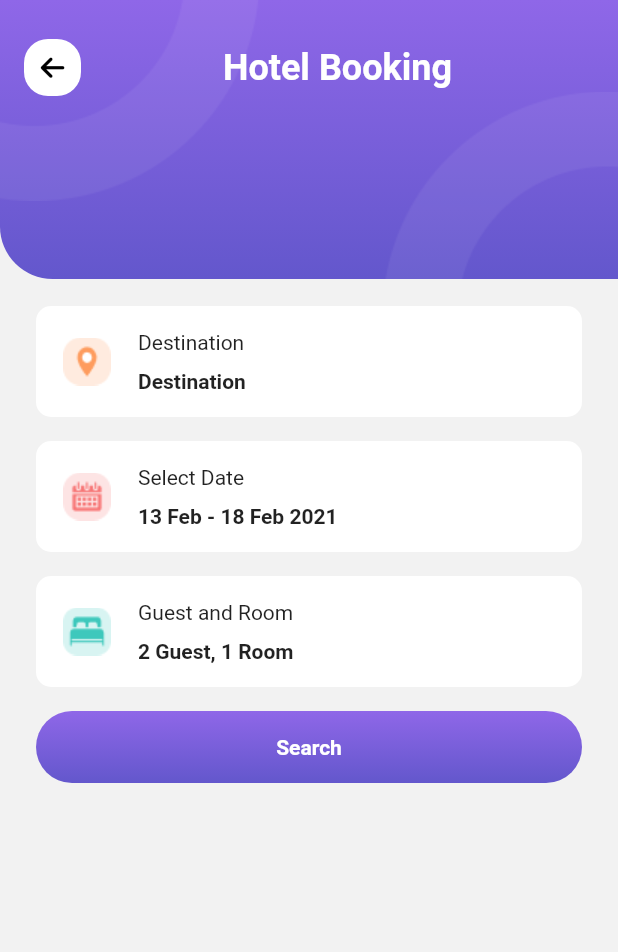
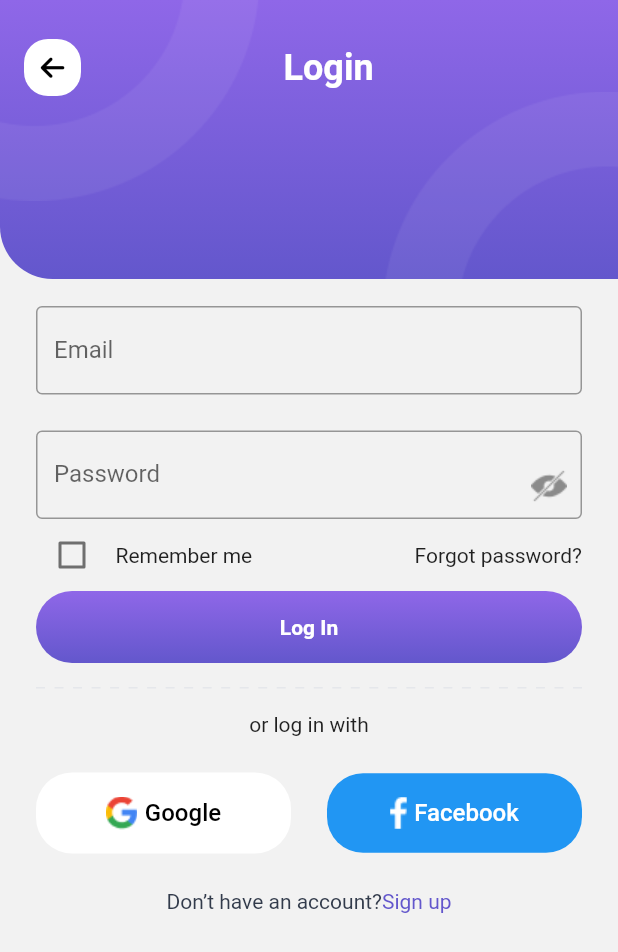
Before and after one commit to tychicus04/travo_app, a Flutter app: the MainApp screen opened by its route, after a tap on "Hotels", on a phone screen of 412 x 824 dp. Shown: the top 952 px of the screen. Run offline on Flutter 3.47's test engine with Material 2 defaults, Android fonts, the phone set to English and light mode, and no system bars; our stand-ins replace email_validator, flutter_bloc, font_awesome_flutter, hive_flutter, salomon_bottom_bar, smooth_page_indicator and 1 more; accounts and stored records are empty.

Commit message:
login_screen

```diff
--- a/lib/core/helpers/asset_helper.dart
+++ b/lib/core/helpers/asset_helper.dart
@@ -41,4 +41,7 @@ class AssetHelper {
   static const String icoContact = 'assets/icons/contact.png';
   static const String icoPromo = 'assets/icons/promo.png';
   static const String icoAdd = 'assets/icons/add.png';
+  static const String icoHidePassWord = 'assets/icons/hide_password.png';
+  static const String icoGoogle = 'assets/icons/google.png';
+  static const String icoFacebook = 'assets/icons/facebook.png';
 }
--- /dev/null
+++ b/lib/core/provider/provider.dart
@@ -0,0 +1,8 @@
+import 'package:flutter/material.dart';
+
+class CheckProvider extends ChangeNotifier {
+      bool _checkbox = false;
+      void checkValue() {
+        _checkbox = !_checkbox;
+      }
+    }
--- a/lib/representation/screens/guest_and_room_booking_screen.dart
+++ b/lib/representation/screens/guest_and_room_booking_screen.dart
@@ -6,9 +6,12 @@ import 'package:project_02/representation/widgets/button_widget.dart';
 import 'package:project_02/representation/widgets/item_add_guest_and_room.dart';
 
 class GuestAndRoomBookingScreen extends StatefulWidget {
-  const GuestAndRoomBookingScreen({super.key});
+  GuestAndRoomBookingScreen({super.key});
 
   static  String routeName = '/guest_and_room_booking_screen.dart';
+
+  int? guest;
+  int? room;
 
   @override
   State<GuestAndRoomBookingScreen> createState() => _GuestAndRoomBookingScreenState();
@@ -25,15 +28,25 @@ class _GuestAndRoomBookingScreenState extends State<GuestAndRoomBookingScreen> {
           const SizedBox(
             height: kMediumPadding * 1.5,
           ),
-          const ItemAddGuestAndRoom(
-            title: 'Guest',
-            icon: AssetHelper.icoGuest,
-            initData: 2
-          ),
+          // ItemAddGuestAndRoom(
+          //   title: 'Guest',
+          //   icon: AssetHelper.icoGuest,
+          //   children: Picke (
+          //     onSelectionChanged: (PickerSelectionChangedArgs args) {
+          //     if(args.value is PickerDateRange) {
+          //       rangeStartDate = args.value.startDate;
+          //       rangeEndDate = args.value.endDate;
+          //     } else {
+          //       rangeStartDate = null;
+          //       rangeEndDate = null;
+          //     }
+          //   },
+          //   )
+          // ),
           const ItemAddGuestAndRoom(
             title: 'Room',
             icon: AssetHelper.icoRoom,
-            initData: 1
+            initData: 2
           ),
           const SizedBox(
             height: kDefaultPadding,
@@ -41,7 +54,7 @@ class _GuestAndRoomBookingScreenState extends State<GuestAndRoomBookingScreen> {
           ButtonWidget(
             title: 'Done',
             ontap: () {
-              Navigator.of(context).pop();
+              // Navigator.of(context).pop([guest, room]);
             },
           ),
         ]
--- a/lib/representation/screens/home_screen.dart
+++ b/lib/representation/screens/home_screen.dart
@@ -5,6 +5,7 @@ import 'package:project_02/core/constants/textstyle_constants.dart';
 import 'package:project_02/core/helpers/asset_helper.dart';
 import 'package:project_02/core/helpers/image_healper.dart';
 import 'package:project_02/representation/screens/hotel_booking_screen.dart';
+import 'package:project_02/representation/screens/login_screen.dart';
 // import 'package:project_02/representation/screens/hotel_screen.dart';
 import 'package:project_02/representation/widgets/app_bar_containner.dart';
 
@@ -24,6 +25,7 @@ class _HomeScreenState extends State<HomeScreen> {
     {
       'name': 'Dubai',
       'image': AssetHelper.dubai,
+
     },
   ];
   final List<Map<String, String>> listImageRight = [
@@ -37,8 +39,24 @@ class _HomeScreenState extends State<HomeScreen> {
     },
   ];
 
+  Widget _buidlImageHomeScreen(String name, String image, bool isFavourite) {
+    isFavourite = true;
 
-  Widget _buidlImageHomeScreen(String name, String image) {
+    int favouriteCount = 0;
+
+
+    void toggleFavourite() {
+      setState(() {
+        if(isFavourite) {
+          favouriteCount -= 1 ;
+          isFavourite = false;
+        } else {
+          favouriteCount += 1 ;
+          isFavourite = true;
+        }
+      });
+    }
+
     return GestureDetector(
       onTap: () {
         Navigator.of(context).pushNamed(HotelBookingScreen.routeName, arguments: name);
@@ -54,11 +72,15 @@ class _HomeScreenState extends State<HomeScreen> {
               fit: BoxFit.fitWidth,
               radius: BorderRadius.circular(kItemPadding),
             ),
-            const Padding(
-              padding: EdgeInsets.all(kDefaultPadding),
-              child: Icon(
-                Icons.favorite,
+            Padding(
+              padding: const EdgeInsets.all(kDefaultPadding),
+              child: IconButton(
+                icon: (isFavourite
+                  ? const Icon(Icons.favorite )
+                  : const Icon(Icons.favorite_border)
+                ),
                 color: Colors.red,
+                onPressed: toggleFavourite,
               ),
             ),
             Positioned(
@@ -224,7 +246,7 @@ class _HomeScreenState extends State<HomeScreen> {
                   ),
                   const Color(0xffFE9C5E),
                   () => {
-                    Navigator.of(context).pushNamed(HotelBookingScreen.routeName,),
+                    Navigator.of(context).pushNamed(LoginScreen.routeName),
                   },
                   'Hotels'
                 ),
@@ -236,8 +258,8 @@ class _HomeScreenState extends State<HomeScreen> {
                 child: _buildItemCategory(
                   ImageHelper.loadFromAsset(
                     AssetHelper.icoFlight,
-                    width: 18,
-                    height: 18,
+                    width: kDefaultIconSize,
+                    height: kDefaultIconSize,
                   ),
                   const Color(0xffFE7777),
                   () => {},
@@ -291,6 +313,7 @@ class _HomeScreenState extends State<HomeScreen> {
                           (e) => _buidlImageHomeScreen(
                             e['name']!,
                             e['image']!,
+                            true
                           ),
                         )
                         .toList()
@@ -306,6 +329,7 @@ class _HomeScreenState extends State<HomeScreen> {
                           (e) => _buidlImageHomeScreen(
                             e['name']!,
                             e['image']!,
+                            false
                           ),
                         )
                         .toList()
--- a/lib/representation/screens/hotel_booking_screen.dart
+++ b/lib/representation/screens/hotel_booking_screen.dart
@@ -48,7 +48,7 @@ class _HotelBookingScreenState extends State<HotelBookingScreen> {
             ItemBookingWidget(
               icon: AssetHelper.icoDate,
               title: 'Select Date',
-              description: dateSelected ?? '13 Feb - 18 Feb 2021',
+              description: dateSelected ?? 'Select Date',
               onTap: () async {
                 final result = await Navigator.of(context).pushNamed(SelectDateScreen.routeName);
                 if(!(result as List<DateTime?>).any((element) => element == null)) {
@@ -63,11 +63,11 @@ class _HotelBookingScreenState extends State<HotelBookingScreen> {
             ItemBookingWidget(
               icon: AssetHelper.icoGuestAndRoom,
               title: 'Guest and Room',
-              description: '2 Guest, 1 Room',
+              description: guestAndRoomSelected ?? 'Select Guest and Room',
               onTap: () async {
                 final result = await Navigator.of(context).pushNamed(GuestAndRoomBookingScreen.routeName);
                 if(!(result as List<int?>).any((element) => element == null)) {
-                  // guestAndRoomSelected = '${result[0]?.} - ${result[1]?}';
+                  guestAndRoomSelected = '${result[0]} Guest, ${result[1]} Room';
                   setState(() {});
                 }
               }
--- /dev/null
+++ b/lib/representation/screens/login_screen.dart
@@ -0,0 +1,267 @@
+
+
+import 'package:flutter/gestures.dart';
+import 'package:flutter/material.dart';
+import 'package:flutter_bloc/flutter_bloc.dart';
+import 'package:project_02/core/constants/color_constants.dart';
+import 'package:project_02/core/constants/dismension_constants.dart';
+import 'package:project_02/core/helpers/asset_helper.dart';
+import 'package:project_02/core/helpers/image_healper.dart';
+import 'package:project_02/core/provider/provider.dart';
+import 'package:project_02/representation/widgets/app_bar_containner.dart';
+import 'package:email_validator/email_validator.dart';
+import 'package:project_02/representation/widgets/button_widget.dart';
+import 'package:project_02/representation/widgets/dash_line.dart';
+import 'package:url_launcher/url_launcher.dart';
+
+class LoginScreen extends StatefulWidget {
+  const LoginScreen({super.key});
+
+  static String routeName = '/login_screen';
+
+  @override
+  State<LoginScreen> createState() => _LoginScreenState();
+}
+
+
+class _LoginScreenState extends State<LoginScreen> {
+  @override
+  Widget build(BuildContext context) {
+    bool _checkbox = false;
+      void checkValue() {
+        _checkbox = !_checkbox;
+      }
+
+    return AppBarContainerWidget(
+      implementLeading: true,
+      titleString: 'Login  ',
+      // title: const Padding(
+      //   padding: EdgeInsets.symmetric(
+      //     horizontal: kMediumPadding,
+      //   ),
+      //   child: Row(
+      //     children: [
+      //       Column(
+      //         crossAxisAlignment: CrossAxisAlignment.start,
+      //         children: [
+      //           Text(
+      //             'Login',
+      //             style: TextStyle(
+      //               fontWeight: FontWeight.bold,
+      //               fontSize: 20,
+      //             ),
+      //           ),
+      //           SizedBox(
+      //             height: kMediumPadding,
+      //           ),
+      //           Text(
+
+      //             'Hi, Welcome back!',
+      //             style: TextStyle(
+      //               fontWeight: FontWeight.bold,
+      //               fontSize: 12,
+      //             ),
+      //           ),
+      //         ]
+      //       ),
+      //     ]
+      //   ),
+      // ),
+      child: Column(
+        children: [
+          const SizedBox(
+              height: kMediumPadding * 2,
+          ),
+          TextField(
+            keyboardType: TextInputType.emailAddress,
+            textAlign: TextAlign.center,
+            onChanged: (value) {
+              setState(() {
+                var _email = value;
+                var _emailOk = EmailValidator.validate(_email);
+              });
+            },
+            decoration: const InputDecoration(
+              border: OutlineInputBorder(
+              ),
+              labelText: 'Email',
+            ),
+          ),
+          const SizedBox(
+              height: kMediumPadding,
+          ),
+          Stack(
+            alignment: Alignment.bottomRight,
+            children: [
+              const TextField(
+                obscureText: true,
+                decoration: InputDecoration(
+                  border: OutlineInputBorder(
+                  ),
+                  label: Text('Password'),
+                ),
+              ),
+              GestureDetector(
+                onTap: () {},
+                child: Container(
+                  padding: const EdgeInsets.fromLTRB(0, 0, kItemPadding, kItemPadding),
+                  child: ImageHelper.loadFromAsset(
+                    AssetHelper.icoHidePassWord,
+                    width: 24,
+                    height: 24
+                  )
+                )
+              )
+            ]
+
+          ),
+          Row(
+            children: [
+              Checkbox(
+                value: _checkbox,
+                onChanged: (value) =>
+                      context.read<CheckProvider>().checkValue(),
+              ),
+              const SizedBox(
+                width: kMinPadding,
+              ),
+              const Text(
+                'Remember me'
+              ),
+              const Spacer(),
+              const Text(
+                'Forgot password?'
+              )
+            ]
+          ),
+          ButtonWidget(
+            title: 'Log In',
+            // button is disabled until something has been entered in both fields.
+            ontap: () {}
+            // (_passwordOk && _emailOk) ? ()=> _logInPressed() : null,
+          ),
+          const DashLineWidget(),
+          const Text(
+            'or log in with'
+          ),
+          const SizedBox(
+              height: kMediumPadding,
+          ),
+          Row(
+            children: [
+              Expanded(
+                child: Stack(
+                  alignment: Alignment.centerLeft,
+                  children: [
+                    GestureDetector(
+                      onTap: () {},
+                      child: Container(
+                        padding: const EdgeInsets.symmetric(vertical: kDefaultPadding),
+                        decoration: BoxDecoration(
+                          color: Colors.white,
+                          borderRadius: BorderRadius.circular(kMediumPadding),
+                          // gradient: Gradients.defaultGradientBackground,
+                        ),
+                        alignment: Alignment.center,
+                        child: Row(
+                          mainAxisAlignment: MainAxisAlignment.center,
+                          children: [
+                            ImageHelper.loadFromAsset(
+                              AssetHelper.icoGoogle
+                            ),
+                            const SizedBox(
+                              width: kMinPadding,
+                            ),
+                            const Text(
+                              'Google',
+                              style: TextStyle(
+                                color: Colors.black,
+                                fontWeight: FontWeight.w500,
+                                fontSize: 16
+                              )
+                            )
+                          ]
+                        )
+                      ),
+                    ),
+                  ]
+                ),
+              ),
+              const SizedBox(
+                width: kMediumPadding,
+              ),
+              Expanded(
+                child: Stack(
+                  alignment: Alignment.centerLeft,
+                  children: [
+                    GestureDetector(
+                      onTap: () {},
+                      child: Container(
+                        padding: const EdgeInsets.symmetric(vertical: kDefaultPadding),
+                        decoration: BoxDecoration(
+                          color: Colors.blue,
+                          borderRadius: BorderRadius.circular(kMediumPadding),
+                          // gradient: Gradients.defaultGradientBackground,
+                        ),
+                        alignment: Alignment.center,
+                        child: Row(
+                          mainAxisAlignment: MainAxisAlignment.center,
+                          children: [
+                            ImageHelper.loadFromAsset(
+                              AssetHelper.icoFacebook
+                            ),
+                            const SizedBox(
+                              width: kMinPadding,
+                            ),
+                            const Text(
+                              'Facebook',
+                              style: TextStyle(
+                                color: Colors.white,
+                                fontWeight: FontWeight.w500,
+                                fontSize: 16
+                              )
+                            )
+                          ]
+                        )
+                      ),
+                    ),
+
+                  ]
+                )
+              )
+            ],
+          ),
+          const SizedBox(
+            height: kMediumPadding
+          ),
+          Center(
+            child: RichText(
+              text: TextSpan(
+                children: [
+                  TextSpan(
+                    text: 'Don’t have an account?',
+                    style: TextStyle(
+                      color: ColorPalette.text1Color
+                    ),
+                  ),
+                  TextSpan(
+                    text: 'Sign up',
+                    style: TextStyle(
+                      color: ColorPalette.primaryColor
+                    ),
+                    recognizer: TapGestureRecognizer()
+                    // ignore: deprecated_member_use
+                    ..onTap = () {
+                      Navigator.of(context).pop();
+                    },
+                  )
+
+                ]
+              )
+            )
+          )
+        ]
+      )
+    );
+  }
+}
--- a/lib/representation/widgets/app_bar_containner.dart
+++ b/lib/representation/widgets/app_bar_containner.dart
@@ -19,7 +19,9 @@ class AppBarContainerWidget extends StatelessWidget {
   Widget build(BuildContext context) {
     return Scaffold(
       body: Stack(
+
         children: [
+
           SizedBox(
             height: 186,
             child: AppBar(
@@ -30,7 +32,7 @@ class AppBarContainerWidget extends StatelessWidget {
               backgroundColor: ColorPalette.backgroundScaffoldColor,
               title: title ??
                 Row(
-                  mainAxisAlignment: MainAxisAlignment.center,
+
                   children: [
                     if(implementLeading)
                       GestureDetector(
@@ -55,9 +57,9 @@ class AppBarContainerWidget extends StatelessWidget {
                         ),
                       ),
                     Expanded(
+
                       child: Center(
                         child: Column(
-
                           children: [
                             Text(
                               titleString ?? " ",
--- a/lib/routes.dart
+++ b/lib/routes.dart
@@ -8,6 +8,7 @@ import 'package:project_02/representation/screens/hotel_detail_screen.dart';
 import 'package:project_02/representation/screens/hotel_screen.dart';
 import 'package:project_02/representation/screens/hotels_screen.dart';
 import 'package:project_02/representation/screens/intro_screen.dart';
+import 'package:project_02/representation/screens/login_screen.dart';
 import 'package:project_02/representation/screens/select_date_screen.dart';
 import 'package:project_02/representation/screens/select_room_screen.dart';
 import 'package:project_02/representation/screens/splash_screen.dart';
@@ -19,9 +20,10 @@ final Map<String, WidgetBuilder> routes = {
   MainApp.routeName: (context) => const MainApp(),
   HotelScreen.routeName: (context) => const HotelScreen(),
   SelectDateScreen.routeName: (context) => SelectDateScreen(),
-  GuestAndRoomBookingScreen.routeName: (context) => const GuestAndRoomBookingScreen(),
+  GuestAndRoomBookingScreen.routeName: (context) => GuestAndRoomBookingScreen(),
   HotelsScreen.routeName: (context) => const HotelsScreen(),
   SelectRoomScreen.routeName: (context) => const SelectRoomScreen(),
+  LoginScreen.routeName: (context) => const LoginScreen(),
 };
 // ignore: body_might_complete_normally_nullable
 MaterialPageRoute<dynamic>? generateRoutes(RouteSettings settings) {
--- a/pubspec.yaml
+++ b/pubspec.yaml
@@ -41,6 +41,9 @@ dependencies:
   font_awesome_flutter: ^10.5.0
   syncfusion_flutter_datepicker: ^22.2.5
   intl: ^0.18.1
+  flutter_bloc: ^8.1.3
+  email_validator: '^2.1.16'
+  url_launcher: ^6.1.12
 
 dev_dependencies:
   flutter_test:
```
Also changed, not shown: assets/icons/facebook.png (added), assets/icons/google.png (added), assets/icons/hide_password.png (added), pubspec.lock, 9 other files.
